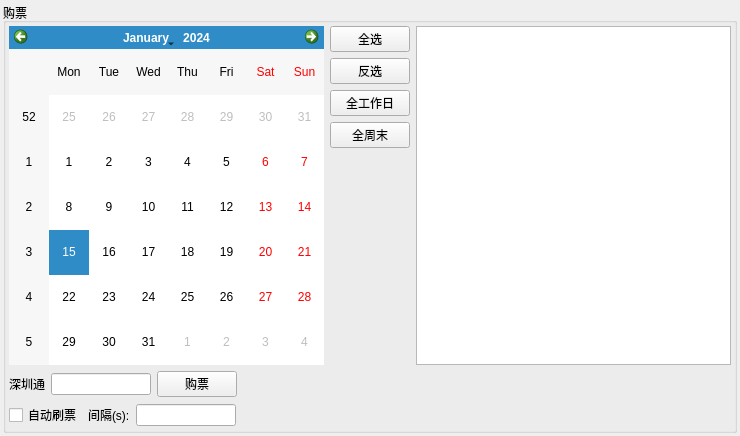
Above: ui/ui_buy_ticket_widget.ui from jeremy-peng/eTicket before the change. Below: the same form after it.
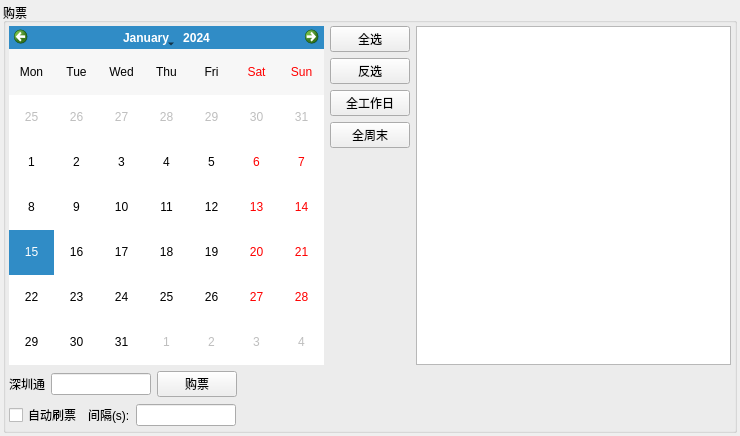
That is the form after the change.

```diff
--- a/ui/ui_buy_ticket_widget.ui
+++ b/ui/ui_buy_ticket_widget.ui
@@ -47,7 +47,11 @@
       <item>
        <layout class="QHBoxLayout" name="horizontalLayout">
         <item>
-         <widget class="QCalendarWidget" name="calendarWidget"/>
+         <widget class="QCalendarWidget" name="calendarWidget">
+          <property name="verticalHeaderFormat">
+           <enum>QCalendarWidget::NoVerticalHeader</enum>
+          </property>
+         </widget>
         </item>
         <item>
          <layout class="QVBoxLayout" name="verticalLayout_2">
```
Left out of the diff: 16 changed lines with no effect on the pictures.
